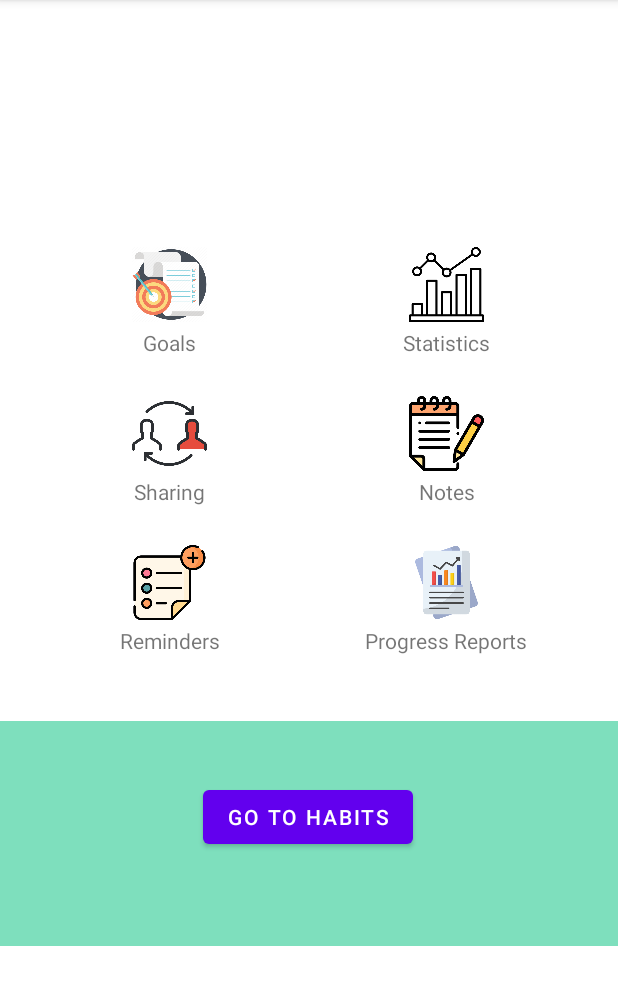
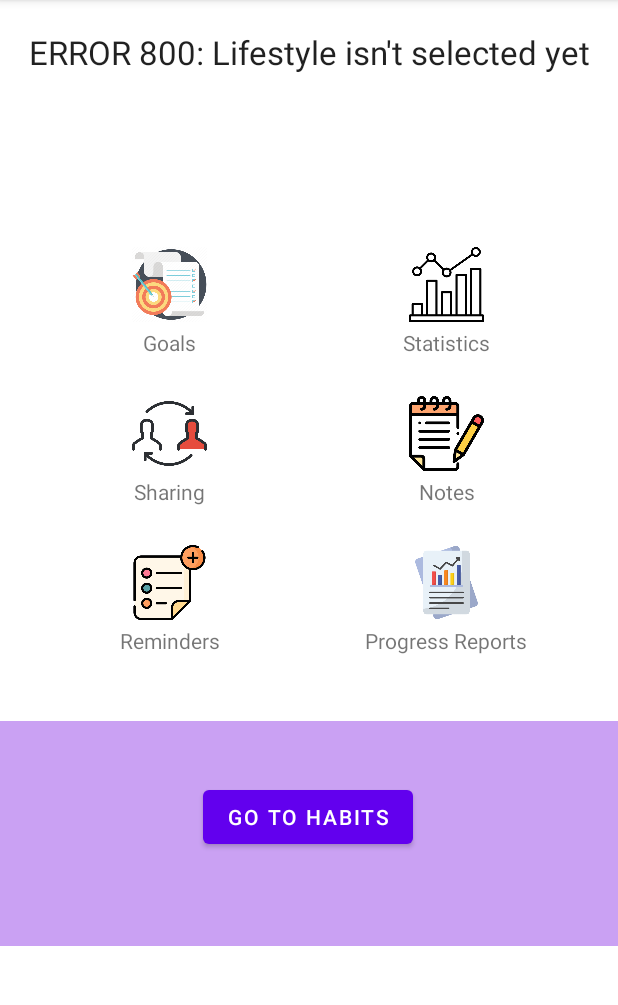
Before and after one commit to AnastasyaDuygu/Android-Studio-Group-Project, an Android app built with Jetpack Compose: the MainActivity screen opened directly, with no data from a screen before it, on a phone screen of 412 x 824 dp, the part 84-1089 px from its top. Run offline under Robolectric (Android 15) with nearby library versions, the phone set to English and light mode, and no system bars; our stand-ins replace Firebase (no records; nobody signed in at launch, a user with empty details on screens opened directly); 3 statements that could not run were skipped.

Commit message:
Lifestyle extra feature added

```diff
--- a/app/src/main/java/com/ncorti/kotlin/template/app/Lifestyle/Lifestyle.kt
+++ b/app/src/main/java/com/ncorti/kotlin/template/app/Lifestyle/Lifestyle.kt
@@ -4,4 +4,7 @@ data class Lifestyle(
     var id: Int,
     var name: String,
     var description: String // Assuming each lifestyle has a description
-)
+
+){
+    constructor() : this(0, "ERROR 800: Lifestyle isn't selected yet", "")
+}
--- a/app/src/main/java/com/ncorti/kotlin/template/app/MainActivity.kt
+++ b/app/src/main/java/com/ncorti/kotlin/template/app/MainActivity.kt
@@ -13,8 +13,13 @@ import androidx.appcompat.app.AlertDialog
 import androidx.appcompat.app.AppCompatActivity
 import com.example.habits.HabitsActivity
 import com.google.android.material.snackbar.Snackbar
+import com.google.firebase.database.DataSnapshot
+import com.google.firebase.database.DatabaseError
+import com.google.firebase.database.ValueEventListener
+import com.ncorti.kotlin.template.app.Lifestyle.Lifestyle
 import com.ncorti.kotlin.template.app.databinding.ActivityMainBinding
 import com.ncorti.kotlin.template.app.userClass.Constants
+import com.ncorti.kotlin.template.app.userClass.HelperClass
 import com.ncorti.kotlin.template.app.userClass.User
 
 
@@ -23,7 +28,7 @@ class MainActivity : AppCompatActivity(), BottomFragment.BottomFragmentListener
     val TAG:String="GESTURE"
     lateinit var gestureDetector: GestureDetector
     lateinit var mediaPlayer: MediaPlayer
-
+    var lifestyle: Lifestyle = Lifestyle()
     //Fragment STEP 1
     lateinit var bottomFragment: BottomFragment
 
@@ -39,7 +44,26 @@ class MainActivity : AppCompatActivity(), BottomFragment.BottomFragmentListener
         //Fragment STEP 2
         bottomFragment = BottomFragment()
         binding.tvUsernameMain.text= Constants.USERDATA.name
-        binding.lifestyle.text=Constants.USERDATA.email //add lifestyle selected here later
+
+        val lifestyleNode = HelperClass.getDatabaseInstance().getReference("lifestyle").child(Constants.UID) //getting lifestyle Node
+        lifestyleNode.addValueEventListener(object : ValueEventListener {
+            override fun onDataChange(snapshot: DataSnapshot) {
+                if (snapshot.exists()) {
+                    val lfObject = snapshot.getValue(Lifestyle::class.java)
+                    Log.d("Lifestyle:", "${lfObject.toString()}")
+                    if (lfObject != null) {
+                        lifestyle=lfObject
+                    }
+                } else {
+                    Toast.makeText(this@MainActivity, "Lifestyle wasn't selected!", Toast.LENGTH_LONG).show();
+                }
+                binding.lifestyle.text = lifestyle.name
+            }
+
+            override fun onCancelled(error: DatabaseError) {
+                Log.e("DataRetrieval", "Error retrieving data: ${error.message}")
+            }
+        })
         //Gesture STEP 2
         gestureDetector = GestureDetector(this, object : GestureDetector.SimpleOnGestureListener() {
             override fun onLongPress(e: MotionEvent) {
--- a/app/src/main/java/habits/db/HabitSys.kt
+++ b/app/src/main/java/habits/db/HabitSys.kt
@@ -23,9 +23,7 @@ class HabitSys {
             val inputData = Data.Builder().putString("uid", uid).build()
             val workRequestForDB = OneTimeWorkRequestBuilder<DBWorker>().setInputData(inputData).build()
 
-
             WorkManager.getInstance(context).enqueue(workRequestForDB)
-
             return habitList!!
         }
 
--- a/app/src/main/res/layout/fragment_bottom.xml
+++ b/app/src/main/res/layout/fragment_bottom.xml
@@ -5,7 +5,7 @@
     android:id="@+id/constBottomFragmentLayout"
     android:layout_width="match_parent"
     android:layout_height="match_parent"
-    android:background="#7EDFBD"
+    android:background="#CAA1F3"
     tools:context=".BottomFragment">
 
     <Button
```
Also changed, not shown: app/src/main/java/com/ncorti/kotlin/template/app/Lifestyle/LifestylesAdapter.kt (+24 -1 lines).
